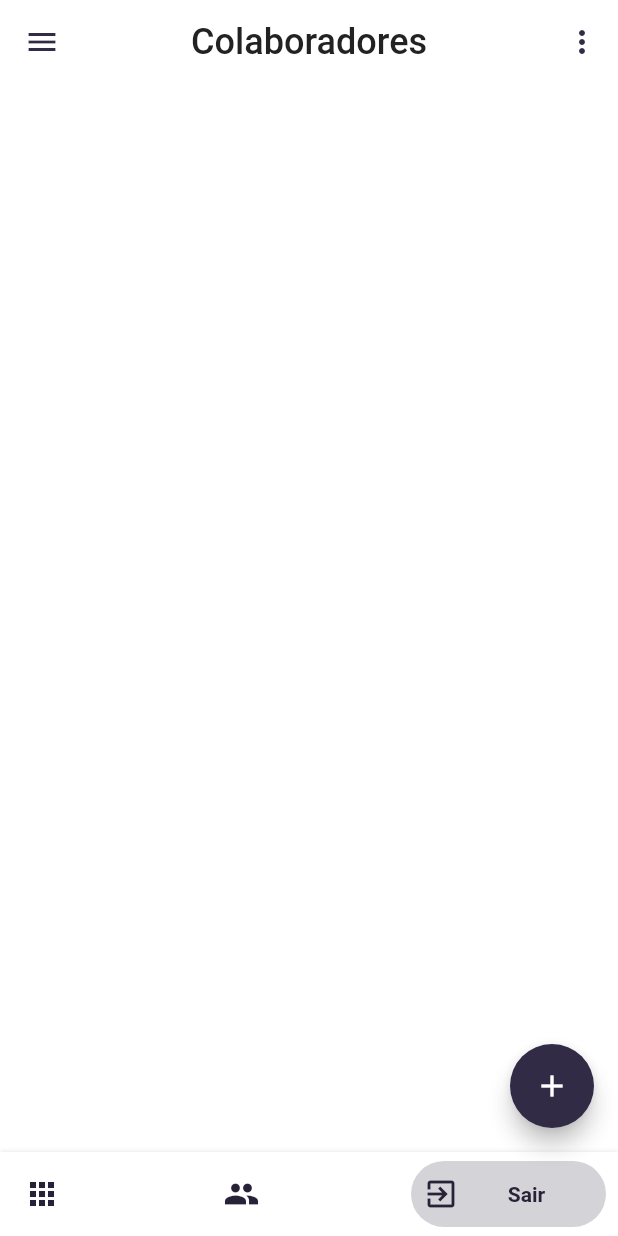
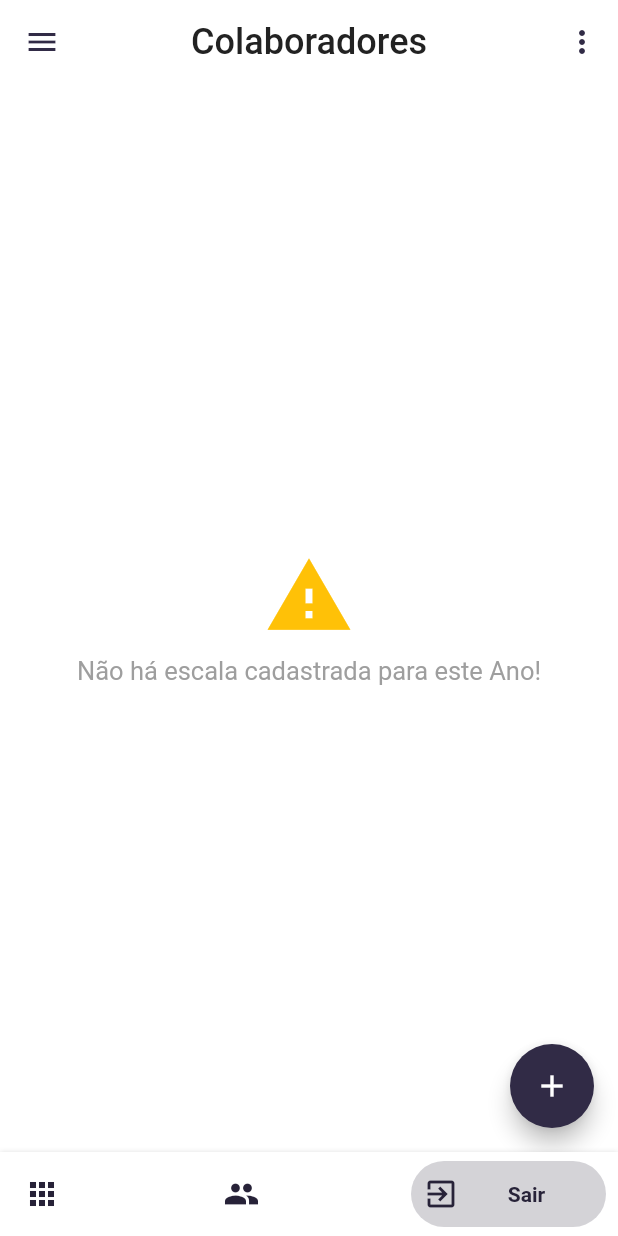
Before and after one commit to IsraelLohuan/Quero-Lanche-APP, a Flutter app: the HomePage screen opened by its route, item 3 of the bottom bar chosen, in the side drawer, after a tap on the "add" icon, on a phone screen of 412 x 824 dp. Run offline on Flutter 3.47's test engine with Material 2 defaults, Android fonts, the light colour scheme and no system bars; drawn by our look-alikes of bottom_navy_bar; our stand-ins replace cloud_firestore, firebase_core, get; missing offline and left inert: animated_card, wc_form_validators; accounts and stored records are empty.

Commit message:
Adicionado Widget AlertMessageApp

```diff
--- /dev/null
+++ b/lib/application/ui/components/alert_message_app.dart
@@ -0,0 +1,30 @@
+import 'package:flutter/material.dart';
+import 'package:gestao_escala/application/ui/messages/messages_mixin.dart';
+
+class AlertMessageApp extends StatelessWidget {
+
+  final MessageModel messageModel;
+
+  AlertMessageApp({Key? key, required this.messageModel}) : super(key: key);
+
+  @override
+  Widget build(BuildContext context) {
+    return Center(
+      child: Column(
+        mainAxisAlignment: MainAxisAlignment.center,
+        children: [
+          Icon(Icons.warning, color: messageModel.type.color(), size: 60,),
+          SizedBox(height: 10,),
+          Text(
+            messageModel.message,
+            style: TextStyle(
+              color: Colors.grey,
+              fontSize: 17
+            ),
+            textAlign: TextAlign.center,
+          ),
+        ],
+      ),
+    );
+  }
+}
--- a/lib/application/ui/messages/messages_mixin.dart
+++ b/lib/application/ui/messages/messages_mixin.dart
@@ -6,7 +6,7 @@ mixin MessagesMixin on GetxController {
     ever<MessageModel?>(message, (model) {
       if (model != null) {
         Get.snackbar(
-          model.title,
+          model.title ?? '',
           model.message,
           backgroundColor: model.type.color(),
         );
@@ -16,36 +16,50 @@ mixin MessagesMixin on GetxController {
 }
 
 class MessageModel {
-  final String title;
+  final String? title;
   final String message;
   final MessageType type;
 
   MessageModel({
-    required this.title,
+    this.title,
     required this.message,
     required this.type,
   });
 
   MessageModel.error({
-    required this.title,
+    this.title,
     required this.message,
   }) : type = MessageType.error;
 
   MessageModel.info({
-    required this.title,
+    this.title,
     required this.message,
   }) : type = MessageType.info;
 }
 
-enum MessageType { error, info }
+enum MessageType { error, info, sucess }
 
 extension MessageTypeExtension on MessageType {
+
+  IconData icon() {
+    switch(this) {
+     case MessageType.error:
+        return Icons.error;
+      case MessageType.info:
+        return Icons.warning;
+      case MessageType.sucess:
+        return Icons.check;
+    }
+  }
+
   Color color() {
     switch(this) {
       case MessageType.error:
-        return Colors.red[600] ?? Colors.red;
+        return Colors.red;
       case MessageType.info:
-        return Colors.blue[200] ?? Colors.blue;
+        return Colors.amber;
+      case MessageType.sucess:
+        return Colors.green;
     }
   }
 }
--- a/lib/modules/home/home_controller.dart
+++ b/lib/modules/home/home_controller.dart
@@ -1,8 +1,10 @@
 
 import 'package:flutter/material.dart';
 import 'package:gestao_escala/application/services/auth_service.dart';
+import 'package:gestao_escala/modules/home/home_page.dart';
 import 'package:gestao_escala/modules/member/members_page.dart';
 import 'package:gestao_escala/modules/scale/scale_bindings.dart';
+import 'package:gestao_escala/modules/scale/scale_page.dart';
 import 'package:get/get.dart';
 
 import '../../models/user_model.dart';
@@ -37,7 +39,7 @@ class HomeController extends GetxController {
     if (settings.name == '/scales') {
       return GetPageRoute(
         settings: settings,
-        page: () => Container(),
+        page: () => ScalePage(),
         transition: Transition.fadeIn,
         bindings: [
           ScaleBindings()
--- a/lib/modules/home/home_page.dart
+++ b/lib/modules/home/home_page.dart
@@ -29,10 +29,6 @@ class HomePage extends GetView<HomeController> {
         key: Get.nestedKey(HomeController.NAVIGATOR_KEY),
       ),
       drawer: Drawer(child: Text(''),),
-      floatingActionButton: FloatingActionButton(
-        onPressed: () {  },
-        child: Icon(Icons.add),
-      ),
       bottomNavigationBar: Obx(() {
         return BottomNavyBar(
           selectedIndex: controller.indexTab.value,
--- a/lib/modules/scale/scale_bindings.dart
+++ b/lib/modules/scale/scale_bindings.dart
@@ -5,6 +5,6 @@ class ScaleBindings implements Bindings {
 
   @override
   dependencies() {
-    Get.put(ScaleController());
+    Get.put(ScaleController(memberService: Get.find()));
   }
 }
--- a/lib/modules/scale/scale_controller.dart
+++ b/lib/modules/scale/scale_controller.dart
@@ -1,5 +1,23 @@
+import 'package:gestao_escala/application/services/member_service.dart';
+import 'package:gestao_escala/models/user_model.dart';
 import 'package:get/get.dart';
 
 class ScaleController extends GetxController {
 
+  final MemberService memberService;
+
+  List<UserModel> allUsers = [];
+  List<UserModel> usersSelected = [];
+
+  ScaleController({required this.memberService});
+
+  Future<List<UserModel>> fetchAllUsers() async {
+    allUsers = await memberService.fetchAll();
+
+    if(allUsers.length == 1) {
+      throw Exception('Não é possível continuar com a operação, necessário no mínimo 2 Usuários cadastrados :(');
+    }
+
+    return allUsers;
+  }
 }
--- a/lib/modules/scale/scale_page.dart
+++ b/lib/modules/scale/scale_page.dart
@@ -1,4 +1,6 @@
 import 'package:flutter/material.dart';
+import 'package:gestao_escala/application/ui/components/alert_message_app.dart';
+import 'package:gestao_escala/application/ui/messages/messages_mixin.dart';
 import 'package:gestao_escala/modules/scale/scale_controller.dart';
 import 'package:get/get.dart';
 
@@ -8,6 +10,26 @@ class ScalePage extends GetView<ScaleController> {
 
   @override
   Widget build(BuildContext context) {
-    return Container();
+    return Scaffold(
+      body: AlertMessageApp(
+        messageModel: MessageModel(message: 'Não há escala cadastrada para este Ano!', type: MessageType.info)
+      ),
+      floatingActionButton: FloatingActionButton(
+        onPressed: () => null,
+        child: Icon(Icons.add),
+      ),
+    );
+  }
+
+  void showDialogUsers() {
+    showDialog(
+      context: Get.context!,
+      builder: (context) {
+        return AlertDialog(
+          title: Text('Selecione os Colaboradores Para Criação da Escala'),
+          content: Container(),
+        );
+      }
+    );
   }
 }
```
